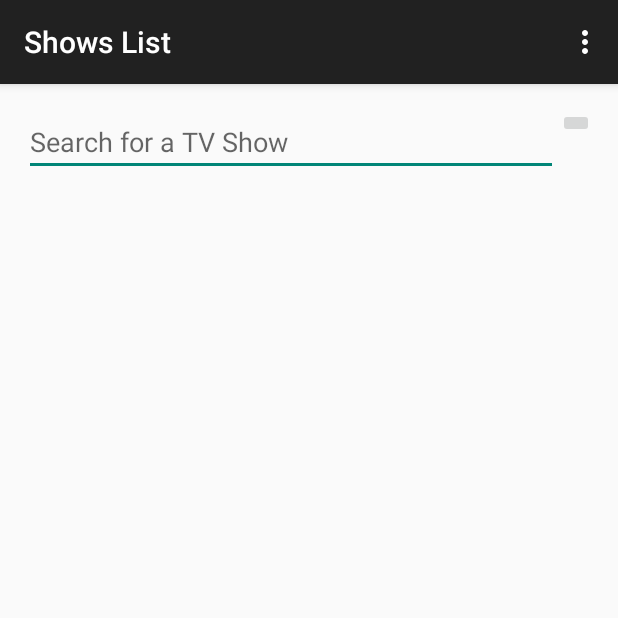
After one commit to juancruzgs/RemindMeTV, an Android app: the ShowsListActivity screen opened directly, with no data from a screen before it, on a phone screen of 412 x 824 dp, the top half of it. The commit adds this screen. Run offline under Robolectric (Android 15) with nearby library versions, the phone set to English and light mode, and no system bars.

Commit message:
Search bar

```diff
--- a/app/src/main/AndroidManifest.xml
+++ b/app/src/main/AndroidManifest.xml
@@ -16,6 +16,10 @@
                 <category android:name="android.intent.category.LAUNCHER" />
             </intent-filter>
         </activity>
+        <activity
+            android:name=".ShowsListActivity"
+            android:label="@string/title_activity_shows_list" >
+        </activity>
     </application>
 
 </manifest>
--- /dev/null
+++ b/app/src/main/java/com/mobilemakers/remindmetv/ShowsListActivity.java
@@ -0,0 +1,66 @@
+package com.mobilemakers.remindmetv;
+
+import android.support.v7.app.ActionBarActivity;
+import android.support.v7.app.ActionBar;
+import android.support.v4.app.Fragment;
+import android.os.Bundle;
+import android.view.LayoutInflater;
+import android.view.Menu;
+import android.view.MenuItem;
+import android.view.View;
+import android.view.ViewGroup;
+import android.os.Build;
+
+
+public class ShowsListActivity extends ActionBarActivity {
+
+    @Override
+    protected void onCreate(Bundle savedInstanceState) {
+        super.onCreate(savedInstanceState);
+        setContentView(R.layout.activity_shows_list);
+        if (savedInstanceState == null) {
+            getSupportFragmentManager().beginTransaction()
+                    .add(R.id.container, new PlaceholderFragment())
+                    .commit();
+        }
+    }
+
+
+    @Override
+    public boolean onCreateOptionsMenu(Menu menu) {
+        // Inflate the menu; this adds items to the action bar if it is present.
+        getMenuInflater().inflate(R.menu.menu_shows_list, menu);
+        return true;
+    }
+
+    @Override
+    public boolean onOptionsItemSelected(MenuItem item) {
+        // Handle action bar item clicks here. The action bar will
+        // automatically handle clicks on the Home/Up button, so long
+        // as you specify a parent activity in AndroidManifest.xml.
+        int id = item.getItemId();
+
+        //noinspection SimplifiableIfStatement
+        if (id == R.id.action_settings) {
+            return true;
+        }
+
+        return super.onOptionsItemSelected(item);
+    }
+
+    /**
+     * A placeholder fragment containing a simple view.
+     */
+    public static class PlaceholderFragment extends Fragment {
+
+        public PlaceholderFragment() {
+        }
+
+        @Override
+        public View onCreateView(LayoutInflater inflater, ViewGroup container,
+                                 Bundle savedInstanceState) {
+            View rootView = inflater.inflate(R.layout.fragment_shows_list, container, false);
+            return rootView;
+        }
+    }
+}
--- /dev/null
+++ b/app/src/main/res/layout/activity_shows_list.xml
@@ -0,0 +1,4 @@
+<FrameLayout xmlns:android="http://schemas.android.com/apk/res/android"
+    xmlns:tools="http://schemas.android.com/tools" android:id="@+id/container"
+    android:layout_width="match_parent" android:layout_height="match_parent"
+    tools:context="com.mobilemakers.remindmetv.ShowsListActivity" tools:ignore="MergeRootFrame" />
--- /dev/null
+++ b/app/src/main/res/layout/fragment_shows_list.xml
@@ -0,0 +1,27 @@
+<LinearLayout xmlns:android="http://schemas.android.com/apk/res/android"
+    xmlns:tools="http://schemas.android.com/tools" android:layout_width="match_parent"
+    android:layout_height="match_parent" android:paddingLeft="@dimen/activity_horizontal_margin"
+    android:paddingRight="@dimen/activity_horizontal_margin"
+    android:paddingTop="@dimen/activity_vertical_margin"
+    android:paddingBottom="@dimen/activity_vertical_margin"
+    tools:context="com.mobilemakers.remindmetv.ShowsListActivity$PlaceholderFragment"
+    android:orientation="vertical">
+
+    <LinearLayout
+        android:orientation="horizontal"
+        android:layout_width="fill_parent"
+        android:layout_height="wrap_content">
+
+        <EditText
+            android:layout_width="0dp"
+            android:layout_height="wrap_content"
+            android:id="@+id/edit_text_search_list"
+            android:layout_weight="1"
+            android:hint="@string/edit_text_search_list" />
+
+        <ImageButton
+            android:layout_width="wrap_content"
+            android:layout_height="wrap_content"
+            android:id="@+id/imageButton" />
+    </LinearLayout>
+</LinearLayout>
--- /dev/null
+++ b/app/src/main/res/menu/menu_shows_list.xml
@@ -0,0 +1,7 @@
+<menu xmlns:android="http://schemas.android.com/apk/res/android"
+    xmlns:app="http://schemas.android.com/apk/res-auto"
+    xmlns:tools="http://schemas.android.com/tools"
+    tools:context="com.mobilemakers.remindmetv.ShowsListActivity">
+    <item android:id="@+id/action_settings" android:title="@string/action_settings"
+        android:orderInCategory="100" app:showAsAction="never" />
+</menu>
--- a/app/src/main/res/values/strings.xml
+++ b/app/src/main/res/values/strings.xml
@@ -4,5 +4,7 @@
     <string name="app_name">RemindMeTV</string>
     <string name="hello_world">Hello world!</string>
     <string name="action_settings">Settings</string>
+    <string name="title_activity_shows_list">Shows List</string>
+    <string name="edit_text_search_list">Search for a TV Show</string>
 
 </resources>
```
